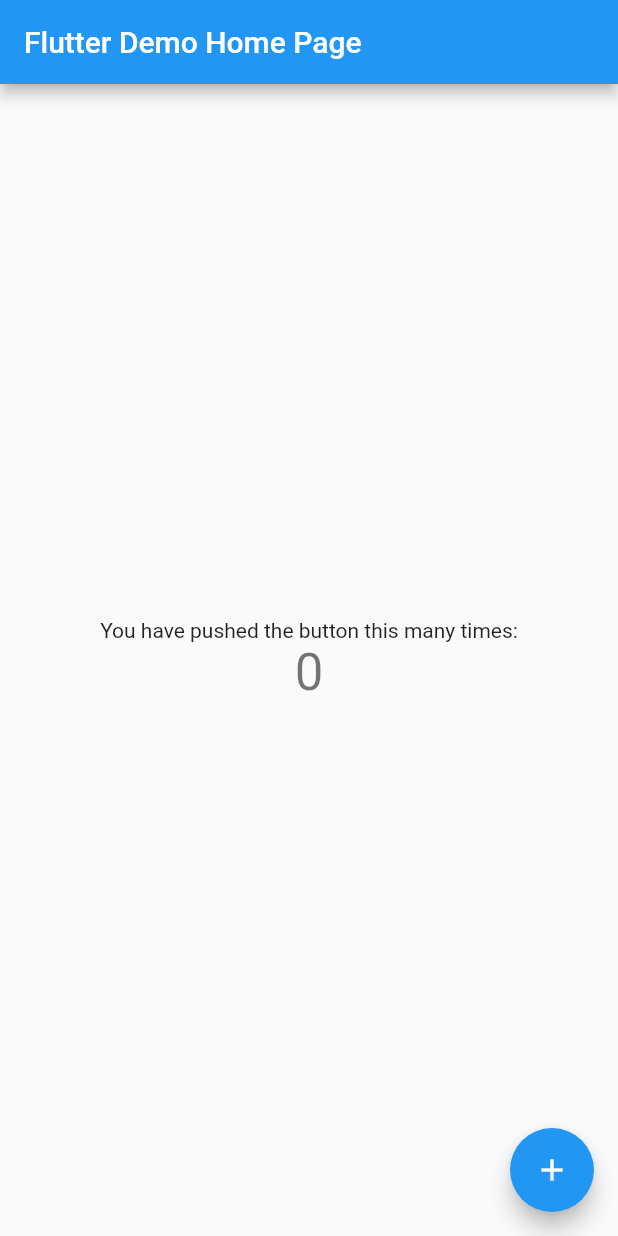
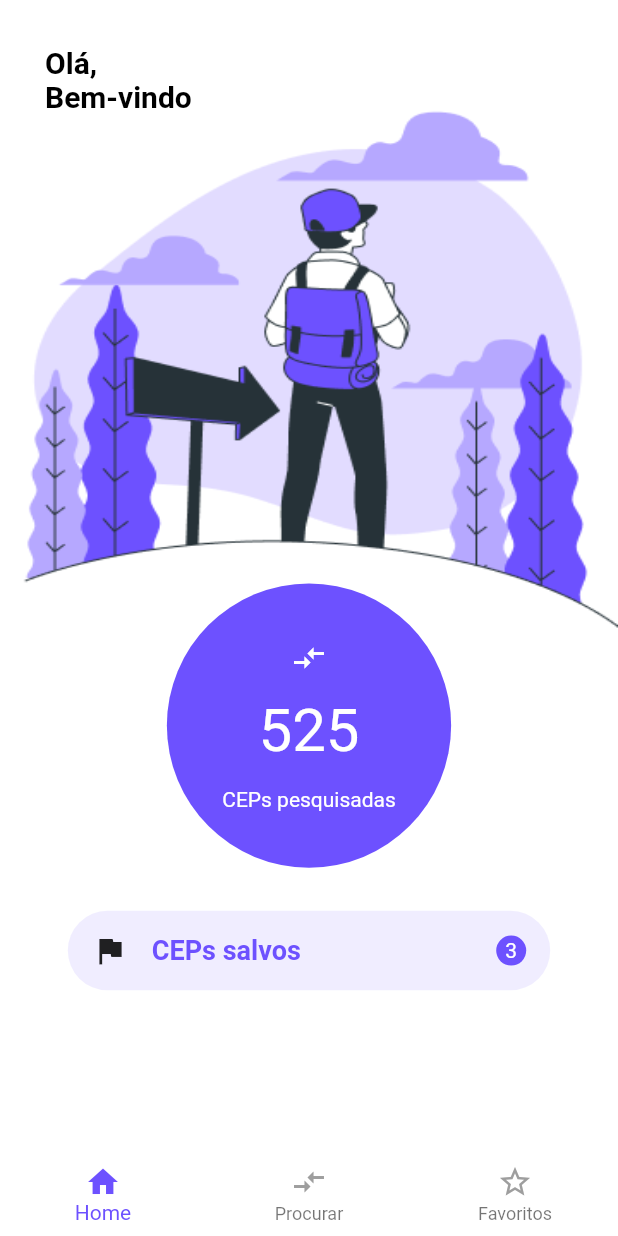
Before and after one commit to dugf/repo-mepoupe-case, a Flutter app: the screen it shows after launch, on a phone screen of 412 x 824 dp. Run offline on Flutter 3.47's test engine with Material 2 defaults, Android fonts, the phone set to English and light mode, and no system bars.

Commit message:
layout responsivo tela home

```diff
--- /dev/null
+++ b/app_mepoupe/lib/bloc/ui/screens/home_screen.dart
@@ -0,0 +1,168 @@
+import 'package:flutter/material.dart';
+
+class MyHomePage extends StatefulWidget {
+  const MyHomePage({Key? key}) : super(key: key);
+
+  @override
+  State<MyHomePage> createState() => _MyHomePageState();
+}
+
+class _MyHomePageState extends State<MyHomePage> {
+  @override
+  Widget build(BuildContext context) {
+    final queryData = MediaQuery.of(context);
+    return SafeArea(
+      child: Scaffold(
+        backgroundColor: Colors.white,
+        body: Column(
+          mainAxisAlignment: MainAxisAlignment.start,
+          children: [
+            SizedBox(
+              height: queryData.size.height * 0.80 - kBottomNavigationBarHeight,
+              child: Stack(
+                alignment: Alignment.center,
+                children: <Widget>[
+                  const Padding(
+                    padding: EdgeInsets.all(30.0),
+                    child: Align(
+                      alignment: Alignment.topLeft,
+                      child: Text(
+                        'Olá,\nBem-vindo',
+                        style: TextStyle(
+                            fontSize: 20,
+                            fontWeight: FontWeight.bold,
+                            color: Colors.black),
+                      ),
+                    ),
+                  ),
+                  Positioned(
+                    top: queryData.size.height * 0.02,
+                    child: SizedBox(
+                      width: queryData.size.width,
+                      height: queryData.size.height * 0.66 -
+                          kBottomNavigationBarHeight,
+                      child: Image.asset(
+                        'assets/images/image_background_home_screen.png',
+                        fit: BoxFit.fill,
+                      ),
+                    ),
+                  ),
+                  Positioned(
+                    top: queryData.size.height * 0.54 -
+                        kBottomNavigationBarHeight,
+                    child: Container(
+                      height: queryData.size.width * 0.46,
+                      width: queryData.size.width * 0.46,
+                      decoration: const BoxDecoration(
+                        color: Color(0xff6d51ff),
+                        borderRadius: BorderRadius.all(Radius.circular(200)),
+                      ),
+                      child: Padding(
+                        padding: const EdgeInsets.all(24.0),
+                        child: Column(
+                          mainAxisAlignment: MainAxisAlignment.spaceEvenly,
+                          children: const [
+                            Flexible(
+                              child: Icon(
+                                Icons.compare_arrows,
+                                color: Colors.white,
+                              ),
+                            ),
+                            Flexible(
+                              child: FittedBox(
+                                child: Text(
+                                  '525',
+                                  style: TextStyle(
+                                      fontSize: 50, color: Colors.white),
+                                ),
+                              ),
+                            ),
+                            Flexible(
+                              child: FittedBox(
+                                child: Text(
+                                  'CEPs pesquisadas',
+                                  style: TextStyle(color: Colors.white),
+                                ),
+                              ),
+                            )
+                          ],
+                        ),
+                      ),
+                    ),
+                  ),
+                ],
+              ),
+            ),
+            SizedBox(
+              width: MediaQuery.of(context).size.width * 0.8,
+              child: Card(
+                color: Theme.of(context).primaryColor.withOpacity(0.1),
+                elevation: 0,
+                shape: const StadiumBorder(
+                  side: BorderSide(
+                    color: Colors.transparent,
+                    width: 2.0,
+                  ),
+                ),
+                child: Padding(
+                  padding: const EdgeInsets.symmetric(horizontal: 16.0),
+                  child: Row(
+                    children: [
+                      const Icon(Icons.flag),
+                      Container(
+                        padding: const EdgeInsets.all(16),
+                        child: Text(
+                          'CEPs salvos',
+                          style: TextStyle(
+                              fontSize: 18,
+                              fontWeight: FontWeight.bold,
+                              color: Theme.of(context).primaryColor),
+                        ),
+                      ),
+                      const Expanded(child: SizedBox()),
+                      Container(
+                        width: 20.0,
+                        height: 20.0,
+                        decoration: const BoxDecoration(
+                          color: Color(0xff6d51ff),
+                          borderRadius: BorderRadius.all(Radius.circular(200)),
+                        ),
+                        child: const Center(
+                          child: Text(
+                            '3',
+                            style: TextStyle(color: Colors.white),
+                          ),
+                        ),
+                      ),
+                    ],
+                  ),
+                ),
+              ),
+            ),
+          ],
+        ),
+        bottomNavigationBar: BottomNavigationBar(
+          backgroundColor: Colors.white,
+          elevation: 0,
+          selectedItemColor: Theme.of(context).primaryColor,
+          onTap: (int index) {},
+          currentIndex: 0,
+          items: const <BottomNavigationBarItem>[
+            BottomNavigationBarItem(
+              icon: Icon(Icons.home),
+              label: 'Home',
+            ),
+            BottomNavigationBarItem(
+              icon: Icon(Icons.compare_arrows, color: Colors.grey),
+              label: 'Procurar',
+            ),
+            BottomNavigationBarItem(
+              icon: Icon(Icons.star_outline, color: Colors.grey),
+              label: 'Favoritos',
+            ),
+          ],
+        ),
+      ),
+    );
+  }
+}
--- a/app_mepoupe/lib/main.dart
+++ b/app_mepoupe/lib/main.dart
@@ -1,3 +1,4 @@
+import 'package:app_mepoupe/bloc/ui/screens/home_screen.dart';
 import 'package:flutter/material.dart';
 
 void main() {
@@ -10,57 +11,13 @@
   @override
   Widget build(BuildContext context) {
     return MaterialApp(
-      title: 'Flutter Demo',
+      debugShowCheckedModeBanner: false,
+      title: 'Me Poupe',
       theme: ThemeData(
-        primarySwatch: Colors.blue,
+        primarySwatch: Colors.indigo,
+        primaryColor: const Color(0xff6d51ff),
       ),
-      home: const MyHomePage(title: 'Flutter Demo Home Page'),
+      home: const MyHomePage(),
     );
   }
 }
-
-class MyHomePage extends StatefulWidget {
-  const MyHomePage({Key? key, required this.title}) : super(key: key);
-  final String title;
-
-  @override
-  State<MyHomePage> createState() => _MyHomePageState();
-}
-
-class _MyHomePageState extends State<MyHomePage> {
-  int _counter = 0;
-
-  void _incrementCounter() {
-    setState(() {
-      _counter++;
-    });
-  }
-
-  @override
-  Widget build(BuildContext context) {
-    return Scaffold(
-      appBar: AppBar(
-        title: Text(widget.title),
-      ),
-      body: Center(
-        child: Column(
-          mainAxisAlignment: MainAxisAlignment.center,
-          children: <Widget>[
-            const Text(
-              'You have pushed the button this many times:',
-            ),
-            Text(
-              '$_counter',
-              style: Theme.of(context).textTheme.headline4,
-            ),
-          ],
-        ),
-      ),
-      floatingActionButton: FloatingActionButton(
-        onPressed: _incrementCounter,
-        tooltip: 'Increment',
-        child: const Icon(Icons.add),
-      ),
-    );
-  }
-}
--- a/app_mepoupe/pubspec.yaml
+++ b/app_mepoupe/pubspec.yaml
@@ -58,8 +58,8 @@
   uses-material-design: true
 
   # To add assets to your application, add an assets section, like this:
-  # assets:
-  #   - images/a_dot_burr.jpeg
+  assets:
+   - assets/images/
   #   - images/a_dot_ham.jpeg
 
   # An image asset can refer to one or more resolution-specific "variants", see
```
Also changed, not shown: app_mepoupe/assets/images/image_background_home_screen.png (added).
